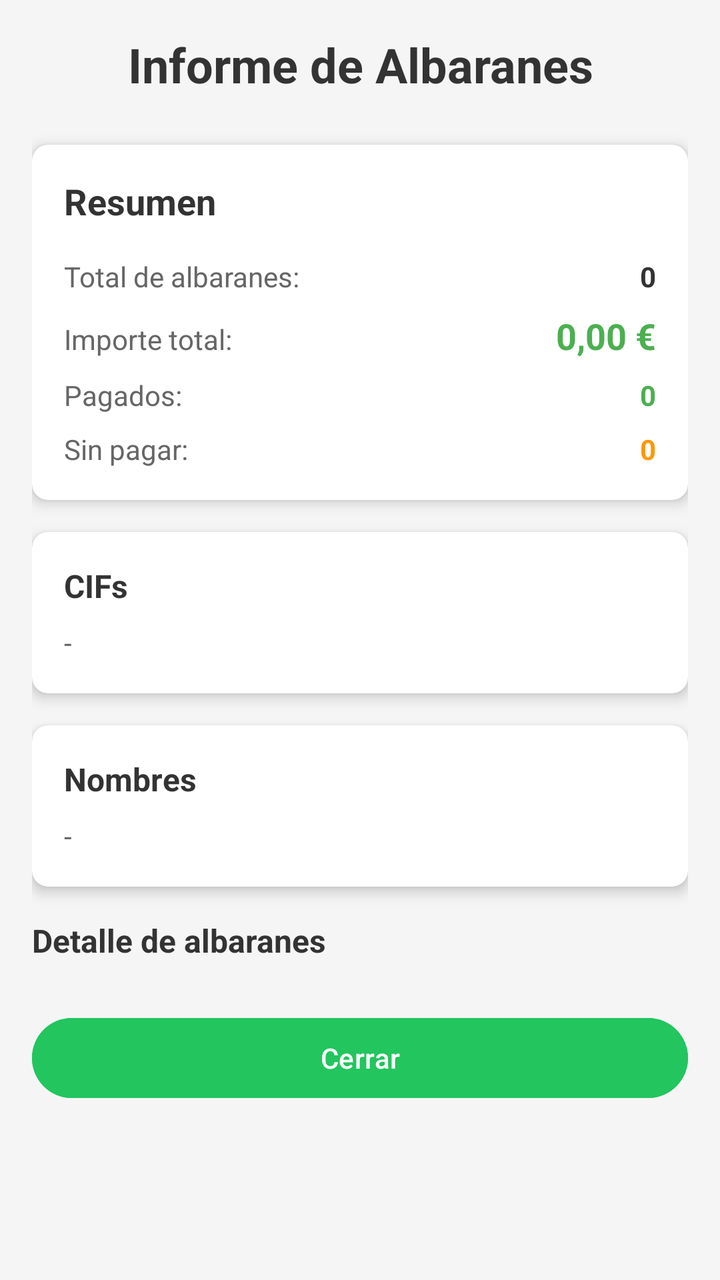
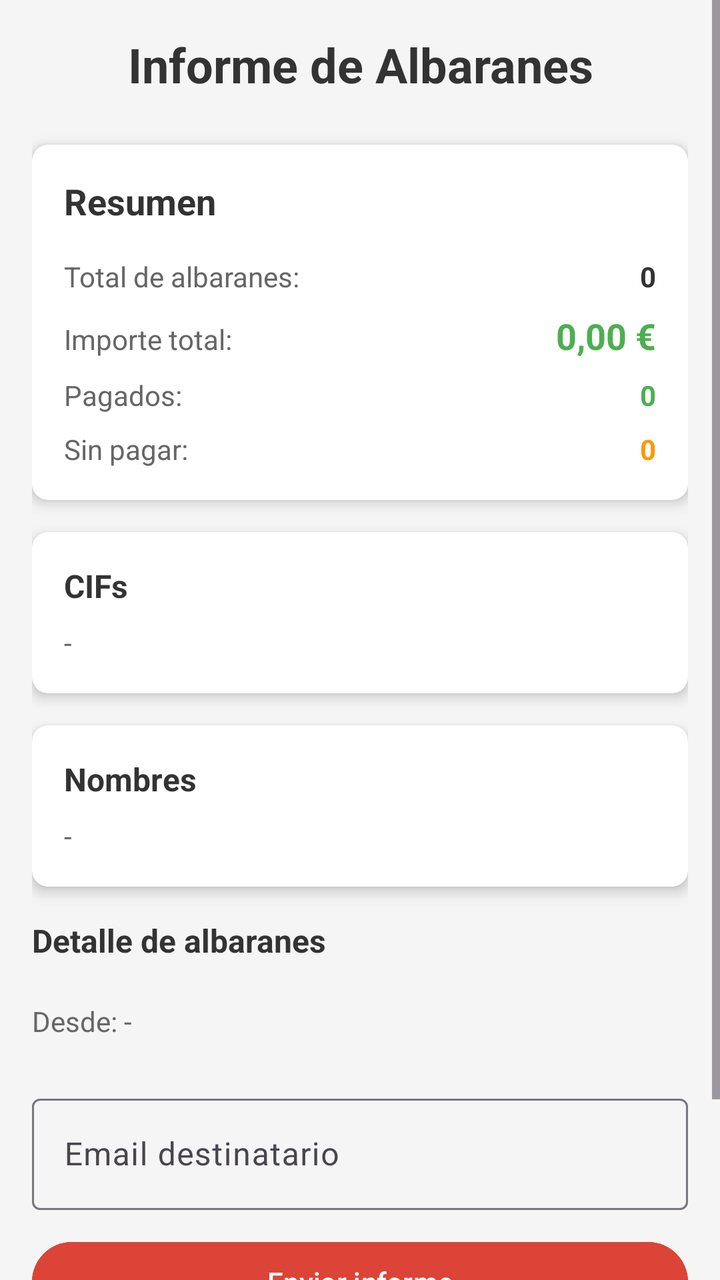

Two renders of the same Android screen: before a commit and after it. Below are the layout's source before the change and the commit's diff.
<!-- AndroidManifest.xml: application theme Theme.ControlAlmacen -->
<!-- res/layout/activity_informe_albaranes.xml -->
<?xml version="1.0" encoding="utf-8"?>
<ScrollView xmlns:android="http://schemas.android.com/apk/res/android"
    xmlns:app="http://schemas.android.com/apk/res-auto"
    android:layout_width="match_parent"
    android:layout_height="match_parent"
    android:background="#F5F5F5">

    <LinearLayout
        android:layout_width="match_parent"
        android:layout_height="wrap_content"
        android:orientation="vertical"
        android:padding="16dp">

        
        <TextView
            android:layout_width="match_parent"
            android:layout_height="wrap_content"
            android:text="Informe de Albaranes"
            android:textSize="24sp"
            android:textStyle="bold"
            android:textColor="#333333"
            android:gravity="center"
            android:layout_marginBottom="24dp"/>

        
        <androidx.cardview.widget.CardView
            android:layout_width="match_parent"
            android:layout_height="wrap_content"
            app:cardCornerRadius="8dp"
            app:cardElevation="4dp"
            android:layout_marginBottom="16dp">

            <LinearLayout
                android:layout_width="match_parent"
                android:layout_height="wrap_content"
                android:orientation="vertical"
                android:padding="16dp">

                <TextView
                    android:layout_width="wrap_content"
                    android:layout_height="wrap_content"
                    android:text="Resumen"
                    android:textSize="18sp"
                    android:textStyle="bold"
                    android:textColor="#333333"
                    android:layout_marginBottom="16dp"/>

                
                <LinearLayout
                    android:layout_width="match_parent"
                    android:layout_height="wrap_content"
                    android:orientation="horizontal"
                    android:layout_marginBottom="8dp">

                    <TextView
                        android:layout_width="0dp"
                        android:layout_height="wrap_content"
                        android:layout_weight="1"
                        android:text="Total de albaranes:"
                        android:textColor="#666666"/>

                    <TextView
                        android:id="@+id/tvTotalAlbaranes"
                        android:layout_width="wrap_content"
                        android:layout_height="wrap_content"
                        android:text="0"
                        android:textStyle="bold"
                        android:textColor="#333333"/>
                </LinearLayout>

                
                <LinearLayout
                    android:layout_width="match_parent"
                    android:layout_height="wrap_content"
                    android:orientation="horizontal"
                    android:layout_marginBottom="8dp">

                    <TextView
                        android:layout_width="0dp"
                        android:layout_height="wrap_content"
                        android:layout_weight="1"
                        android:text="Importe total:"
                        android:textColor="#666666"/>

                    <TextView
                        android:id="@+id/tvTotalImporte"
                        android:layout_width="wrap_content"
                        android:layout_height="wrap_content"
                        android:text="0,00 €"
                        android:textStyle="bold"
                        android:textSize="18sp"
                        android:textColor="#4CAF50"/>
                </LinearLayout>

                
                <LinearLayout
                    android:layout_width="match_parent"
                    android:layout_height="wrap_content"
                    android:orientation="horizontal"
                    android:layout_marginBottom="8dp">

                    <TextView
                        android:layout_width="0dp"
                        android:layout_height="wrap_content"
                        android:layout_weight="1"
                        android:text="Pagados:"
                        android:textColor="#666666"/>

                    <TextView
                        android:id="@+id/tvPagados"
                        android:layout_width="wrap_content"
                        android:layout_height="wrap_content"
                        android:text="0"
                        android:textStyle="bold"
                        android:textColor="#4CAF50"/>
                </LinearLayout>

                
                <LinearLayout
                    android:layout_width="match_parent"
                    android:layout_height="wrap_content"
                    android:orientation="horizontal">

                    <TextView
                        android:layout_width="0dp"
                        android:layout_height="wrap_content"
                        android:layout_weight="1"
                        android:text="Sin pagar:"
                        android:textColor="#666666"/>

                    <TextView
                        android:id="@+id/tvSinPagar"
                        android:layout_width="wrap_content"
                        android:layout_height="wrap_content"
                        android:text="0"
                        android:textStyle="bold"
                        android:textColor="#FF9800"/>
                </LinearLayout>
            </LinearLayout>
        </androidx.cardview.widget.CardView>

        
        <androidx.cardview.widget.CardView
            android:layout_width="match_parent"
            android:layout_height="wrap_content"
            app:cardCornerRadius="8dp"
            app:cardElevation="4dp"
            android:layout_marginBottom="16dp">

            <LinearLayout
                android:layout_width="match_parent"
                android:layout_height="wrap_content"
                android:orientation="vertical"
                android:padding="16dp">

                <TextView
                    android:layout_width="wrap_content"
                    android:layout_height="wrap_content"
                    android:text="CIFs"
                    android:textSize="16sp"
                    android:textStyle="bold"
                    android:textColor="#333333"
                    android:layout_marginBottom="8dp"/>

                <TextView
                    android:id="@+id/tvListaCifs"
                    android:layout_width="match_parent"
                    android:layout_height="wrap_content"
                    android:text="-"
                    android:textColor="#666666"/>
            </LinearLayout>
        </androidx.cardview.widget.CardView>

        
        <androidx.cardview.widget.CardView
            android:layout_width="match_parent"
            android:layout_height="wrap_content"
            app:cardCornerRadius="8dp"
            app:cardElevation="4dp"
            android:layout_marginBottom="16dp">

            <LinearLayout
                android:layout_width="match_parent"
                android:layout_height="wrap_content"
                android:orientation="vertical"
                android:padding="16dp">

                <TextView
                    android:layout_width="wrap_content"
                    android:layout_height="wrap_content"
                    android:text="Nombres"
                    android:textSize="16sp"
                    android:textStyle="bold"
                    android:textColor="#333333"
                    android:layout_marginBottom="8dp"/>

                <TextView
                    android:id="@+id/tvListaNombres"
                    android:layout_width="match_parent"
                    android:layout_height="wrap_content"
                    android:text="-"
                    android:textColor="#666666"/>
            </LinearLayout>
        </androidx.cardview.widget.CardView>

        
        <TextView
            android:layout_width="wrap_content"
            android:layout_height="wrap_content"
            android:text="Detalle de albaranes"
            android:textSize="16sp"
            android:textStyle="bold"
            android:textColor="#333333"
            android:layout_marginBottom="8dp"/>

        <androidx.recyclerview.widget.RecyclerView
            android:id="@+id/rvAlbaranesInforme"
            android:layout_width="match_parent"
            android:layout_height="wrap_content"
            android:nestedScrollingEnabled="false"/>

        
        <com.google.android.material.button.MaterialButton
            android:id="@+id/btnCerrarInforme"
            android:layout_width="match_parent"
            android:layout_height="wrap_content"
            android:layout_marginTop="16dp"
            android:backgroundTint="@color/success"
            android:text="Cerrar" />
    </LinearLayout>
</ScrollView>
<!-- resources referenced by this layout -->
<resources>
  <color name="success">#22C55E</color>
  <style name="Theme.ControlAlmacen" parent="Base.Theme.ControlAlmacen" />
  <style name="Base.Theme.ControlAlmacen" parent="Theme.Material3.DayNight.NoActionBar">
          
          
      </style>
</resources>

<!-- the commit's change to res/layout/activity_informe_albaranes.xml (unified diff, before → after) -->
@@ -219,6 +219,41 @@
             android:layout_height="wrap_content"
             android:nestedScrollingEnabled="false"/>
 
+        <TextView
+            android:id="@+id/tvEmailAdminInforme"
+            android:layout_width="match_parent"
+            android:layout_height="wrap_content"
+            android:layout_marginTop="12dp"
+            android:layout_marginBottom="8dp"
+            android:text="Desde: -"
+            android:textColor="#666666"
+            android:textSize="14sp" />
+
+
+        <com.google.android.material.textfield.TextInputLayout
+            android:id="@+id/tilEmailDestinoInforme"
+            android:layout_width="match_parent"
+            android:layout_height="wrap_content"
+            android:layout_marginTop="16dp"
+            android:hint="Email destinatario">
+
+            <com.google.android.material.textfield.TextInputEditText
+                android:id="@+id/etEmailDestinoInforme"
+                android:layout_width="match_parent"
+                android:layout_height="wrap_content"
+                android:inputType="textEmailAddress"
+                android:singleLine="true" />
+        </com.google.android.material.textfield.TextInputLayout>
+
+        <com.google.android.material.button.MaterialButton
+            android:id="@+id/btnEnviarInforme"
+            android:layout_width="match_parent"
+            android:layout_height="wrap_content"
+            android:layout_marginTop="12dp"
+            android:text="Enviar informe"
+            android:textColor="@android:color/white"
+            android:backgroundTint="#DB4437" />
+
         
         <com.google.android.material.button.MaterialButton
             android:id="@+id/btnCerrarInforme"
